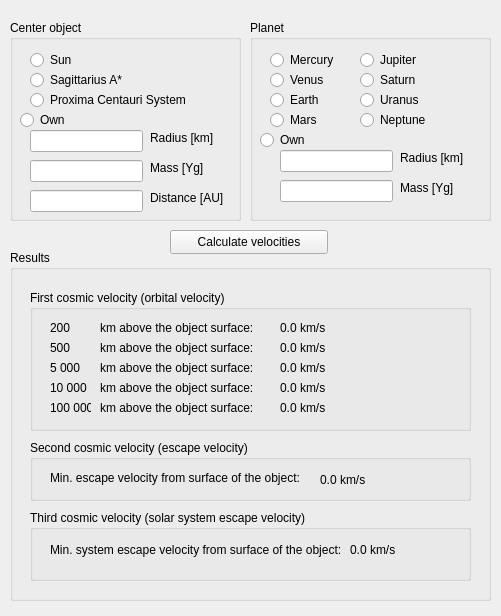
This is Cosmic-Velocity-Calculator/Widget.ui in MalejG/Cosmic-Velocity-Calculator as Qt 5 draws it before an edit. The edited form follows.
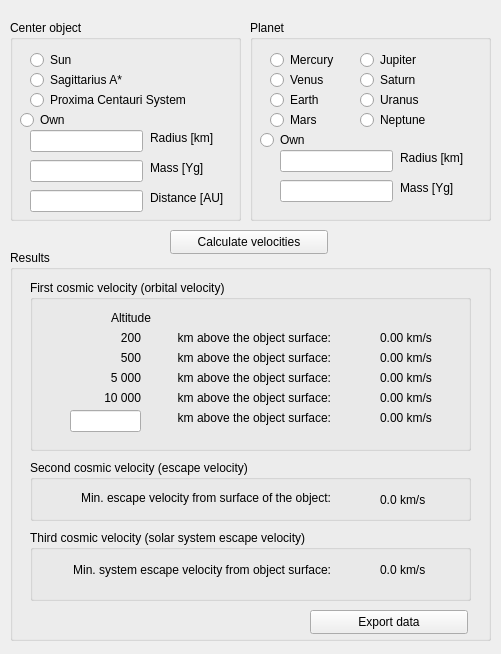
This is the edited form.

Commit message: Export data.

Patch:
```diff
--- a/Cosmic-Velocity-Calculator/Widget.ui
+++ b/Cosmic-Velocity-Calculator/Widget.ui
@@ -7,7 +7,7 @@
     <x>0</x>
     <y>0</y>
     <width>501</width>
-    <height>616</height>
+    <height>654</height>
    </rect>
   </property>
   <property name="windowTitle">
@@ -342,7 +342,7 @@
      <x>10</x>
      <y>250</y>
      <width>481</width>
-     <height>351</height>
+     <height>391</height>
     </rect>
    </property>
    <property name="title">
@@ -352,9 +352,9 @@
     <property name="geometry">
      <rect>
       <x>20</x>
-      <y>40</y>
+      <y>30</y>
       <width>441</width>
-      <height>141</height>
+      <height>171</height>
      </rect>
     </property>
     <property name="title">
@@ -363,8 +363,8 @@
     <widget class="QLabel" name="label_5">
      <property name="geometry">
       <rect>
-       <x>70</x>
-       <y>30</y>
+       <x>130</x>
+       <y>50</y>
        <width>171</width>
        <height>16</height>
       </rect>
@@ -372,12 +372,15 @@
      <property name="text">
       <string>km above the object surface:</string>
      </property>
+     <property name="alignment">
+      <set>Qt::AlignmentFlag::AlignRight|Qt::AlignmentFlag::AlignTrailing|Qt::AlignmentFlag::AlignVCenter</set>
+     </property>
     </widget>
     <widget class="QLabel" name="label_6">
      <property name="geometry">
       <rect>
-       <x>70</x>
-       <y>50</y>
+       <x>130</x>
+       <y>70</y>
        <width>171</width>
        <height>16</height>
       </rect>
@@ -385,51 +388,63 @@
      <property name="text">
       <string>km above the object surface:</string>
      </property>
+     <property name="alignment">
+      <set>Qt::AlignmentFlag::AlignRight|Qt::AlignmentFlag::AlignTrailing|Qt::AlignmentFlag::AlignVCenter</set>
+     </property>
     </widget>
     <widget class="QLabel" name="label_500">
      <property name="geometry">
       <rect>
-       <x>20</x>
-       <y>50</y>
-       <width>41</width>
+       <x>60</x>
+       <y>70</y>
+       <width>51</width>
        <height>16</height>
       </rect>
      </property>
      <property name="text">
       <string>500</string>
      </property>
+     <property name="alignment">
+      <set>Qt::AlignmentFlag::AlignRight|Qt::AlignmentFlag::AlignTrailing|Qt::AlignmentFlag::AlignVCenter</set>
+     </property>
     </widget>
     <widget class="QLabel" name="label_200">
      <property name="geometry">
       <rect>
-       <x>20</x>
-       <y>30</y>
-       <width>41</width>
+       <x>60</x>
+       <y>50</y>
+       <width>51</width>
        <height>16</height>
       </rect>
      </property>
      <property name="text">
       <string>200</string>
      </property>
+     <property name="alignment">
+      <set>Qt::AlignmentFlag::AlignRight|Qt::AlignmentFlag::AlignTrailing|Qt::AlignmentFlag::AlignVCenter</set>
+     </property>
     </widget>
     <widget class="QLabel" name="label_5000">
      <property name="geometry">
       <rect>
-       <x>20</x>
-       <y>70</y>
-       <width>41</width>
+       <x>60</x>
+       <y>90</y>
+       <width>51</width>
        <height>16</height>
       </rect>
      </property>
      <property name="text">
       <string>5 000</string>
      </property>
+     <property name="alignment">
+      <set>Qt::AlignmentFlag::AlignRight|Qt::AlignmentFlag::AlignTrailing|Qt::AlignmentFlag::AlignVCenter</set>
+     </property>
     </widget>
     <widget class="QLabel" name="label_14">
      <property name="geometry">
       <rect>
-       <x>70</x>
-       <y>70</y>
+       <x>130</x>
+       <y>90</y>
        <width>171</width>
        <height>16</height>
       </rect>
@@ -437,12 +452,15 @@
      <property name="text">
       <string>km above the object surface:</string>
      </property>
+     <property name="alignment">
+      <set>Qt::AlignmentFlag::AlignRight|Qt::AlignmentFlag::AlignTrailing|Qt::AlignmentFlag::AlignVCenter</set>
+     </property>
     </widget>
     <widget class="QLabel" name="label_15">
      <property name="geometry">
       <rect>
-       <x>70</x>
-       <y>90</y>
+       <x>130</x>
+       <y>110</y>
        <width>171</width>
        <height>16</height>
       </rect>
@@ -450,25 +468,31 @@
      <property name="text">
       <string>km above the object surface:</string>
      </property>
+     <property name="alignment">
+      <set>Qt::AlignmentFlag::AlignRight|Qt::AlignmentFlag::AlignTrailing|Qt::AlignmentFlag::AlignVCenter</set>
+     </property>
     </widget>
     <widget class="QLabel" name="label_10000">
      <property name="geometry">
       <rect>
-       <x>20</x>
-       <y>90</y>
-       <width>41</width>
+       <x>60</x>
+       <y>110</y>
+       <width>51</width>
        <height>16</height>
       </rect>
      </property>
      <property name="text">
       <string>10 000</string>
      </property>
+     <property name="alignment">
+      <set>Qt::AlignmentFlag::AlignRight|Qt::AlignmentFlag::AlignTrailing|Qt::AlignmentFlag::AlignVCenter</set>
+     </property>
     </widget>
     <widget class="QLabel" name="label_17">
      <property name="geometry">
       <rect>
-       <x>70</x>
-       <y>110</y>
+       <x>130</x>
+       <y>130</y>
        <width>171</width>
        <height>16</height>
       </rect>
@@ -476,83 +500,99 @@
      <property name="text">
       <string>km above the object surface:</string>
      </property>
-    </widget>
-    <widget class="QLabel" name="label_100000">
-     <property name="geometry">
-      <rect>
-       <x>20</x>
-       <y>110</y>
-       <width>41</width>
-       <height>16</height>
-      </rect>
-     </property>
-     <property name="text">
-      <string>100 000</string>
+     <property name="alignment">
+      <set>Qt::AlignmentFlag::AlignRight|Qt::AlignmentFlag::AlignTrailing|Qt::AlignmentFlag::AlignVCenter</set>
      </property>
     </widget>
     <widget class="QLabel" name="label_19">
      <property name="geometry">
       <rect>
-       <x>250</x>
-       <y>30</y>
-       <width>131</width>
+       <x>350</x>
+       <y>50</y>
+       <width>81</width>
        <height>16</height>
       </rect>
      </property>
      <property name="text">
-      <string>0.0 km/s</string>
+      <string>0.00 km/s</string>
      </property>
     </widget>
     <widget class="QLabel" name="label_20">
      <property name="geometry">
       <rect>
-       <x>250</x>
-       <y>50</y>
-       <width>131</width>
+       <x>350</x>
+       <y>70</y>
+       <width>81</width>
        <height>16</height>
       </rect>
      </property>
      <property name="text">
-      <string>0.0 km/s</string>
+      <string>0.00 km/s</string>
      </property>
     </widget>
     <widget class="QLabel" name="label_21">
      <property name="geometry">
       <rect>
-       <x>250</x>
-       <y>70</y>
-       <width>131</width>
+       <x>350</x>
+       <y>90</y>
+       <width>81</width>
        <height>16</height>
       </rect>
      </property>
      <property name="text">
-      <string>0.0 km/s</string>
+      <string>0.00 km/s</string>
      </property>
     </widget>
     <widget class="QLabel" name="label_22">
      <property name="geometry">
       <rect>
-       <x>250</x>
-       <y>90</y>
-       <width>131</width>
+       <x>350</x>
+       <y>110</y>
+       <width>81</width>
        <height>16</height>
       </rect>
      </property>
      <property name="text">
-      <string>0.0 km/s</string>
+      <string>0.00 km/s</string>
      </property>
     </widget>
     <widget class="QLabel" name="label_23">
      <property name="geometry">
       <rect>
-       <x>250</x>
-       <y>110</y>
-       <width>131</width>
+       <x>350</x>
+       <y>130</y>
+       <width>81</width>
        <height>16</height>
       </rect>
      </property>
      <property name="text">
-      <string>0.0 km/s</string>
+      <string>0.00 km/s</string>
+     </property>
+    </widget>
+    <widget class="QLineEdit" name="lineEdit_6">
+     <property name="geometry">
+      <rect>
+       <x>40</x>
+       <y>130</y>
+       <width>71</width>
+       <height>22</height>
+      </rect>
+     </property>
+    </widget>
+    <widget class="QLabel" name="label_201">
+     <property name="geometry">
+      <rect>
+       <x>70</x>
+       <y>30</y>
+       <width>51</width>
+       <height>16</height>
+      </rect>
+     </property>
+     <property name="text">
+      <string>Altitude</string>
+     </property>
+     <property name="alignment">
+      <set>Qt::AlignmentFlag::AlignRight|Qt::AlignmentFlag::AlignTrailing|Qt::AlignmentFlag::AlignVCenter</set>
      </property>
     </widget>
    </widget>
@@ -560,7 +600,7 @@
     <property name="geometry">
      <rect>
       <x>20</x>
-      <y>190</y>
+      <y>210</y>
       <width>441</width>
       <height>61</height>
      </rect>
@@ -571,7 +611,7 @@
     <widget class="QLabel" name="label_8">
      <property name="geometry">
       <rect>
-       <x>20</x>
+       <x>30</x>
        <y>30</y>
        <width>271</width>
        <height>16</height>
@@ -580,13 +620,16 @@
      <property name="text">
       <string>Min. escape velocity from surface of the object:</string>
      </property>
+     <property name="alignment">
+      <set>Qt::AlignmentFlag::AlignRight|Qt::AlignmentFlag::AlignTrailing|Qt::AlignmentFlag::AlignVCenter</set>
+     </property>
     </widget>
     <widget class="QLabel" name="label_11">
      <property name="geometry">
       <rect>
-       <x>290</x>
+       <x>350</x>
        <y>30</y>
-       <width>121</width>
+       <width>71</width>
        <height>20</height>
       </rect>
      </property>
@@ -599,7 +642,7 @@
     <property name="geometry">
      <rect>
       <x>20</x>
-      <y>260</y>
+      <y>280</y>
       <width>441</width>
       <height>71</height>
      </rect>
@@ -610,22 +653,25 @@
     <widget class="QLabel" name="label_9">
      <property name="geometry">
       <rect>
-       <x>20</x>
+       <x>30</x>
        <y>30</y>
-       <width>311</width>
+       <width>271</width>
        <height>20</height>
       </rect>
      </property>
      <property name="text">
-      <string>Min. system escape velocity from surface of the object:</string>
+      <string>Min. system escape velocity from object surface:</string>
+     </property>
+     <property name="alignment">
+      <set>Qt::AlignmentFlag::AlignRight|Qt::AlignmentFlag::AlignTrailing|Qt::AlignmentFlag::AlignVCenter</set>
      </property>
     </widget>
     <widget class="QLabel" name="label_24">
      <property name="geometry">
       <rect>
-       <x>320</x>
+       <x>350</x>
        <y>30</y>
-       <width>111</width>
+       <width>61</width>
        <height>20</height>
       </rect>
      </property>
@@ -634,6 +680,19 @@
      </property>
     </widget>
    </widget>
+   <widget class="QPushButton" name="pushButton_2">
+    <property name="geometry">
+     <rect>
+      <x>300</x>
+      <y>360</y>
+      <width>158</width>
+      <height>24</height>
+     </rect>
+    </property>
+    <property name="text">
+     <string>Export data</string>
+    </property>
+   </widget>
   </widget>
  </widget>
  <resources/>
```
The commit also changes 2 other files.
